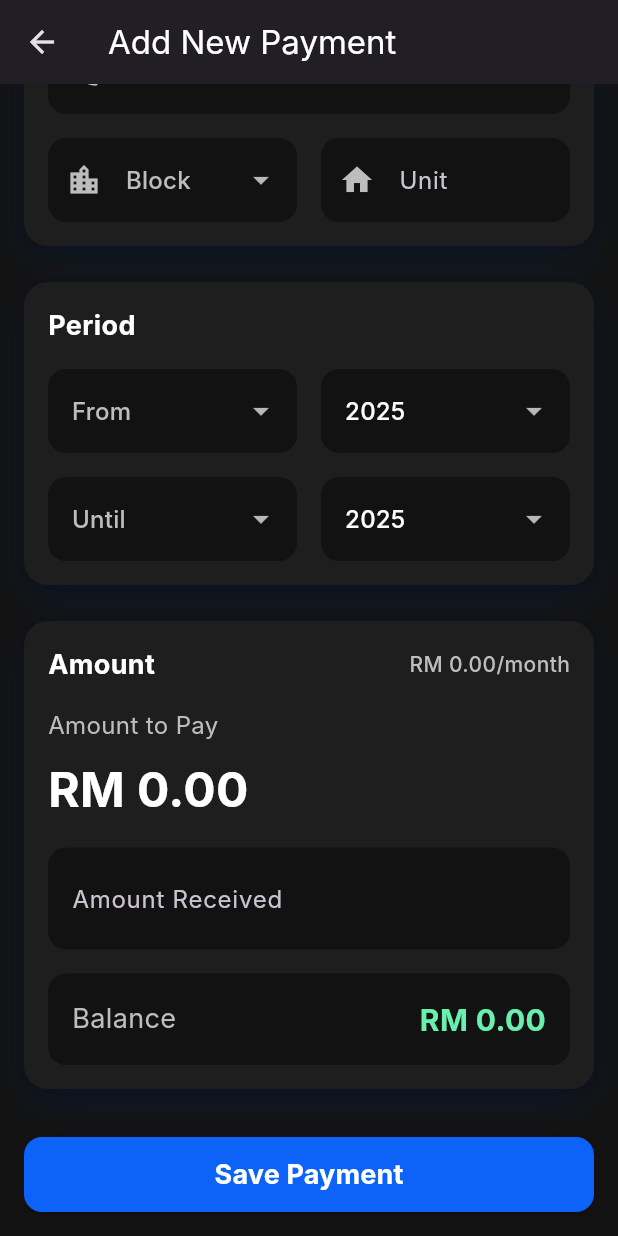
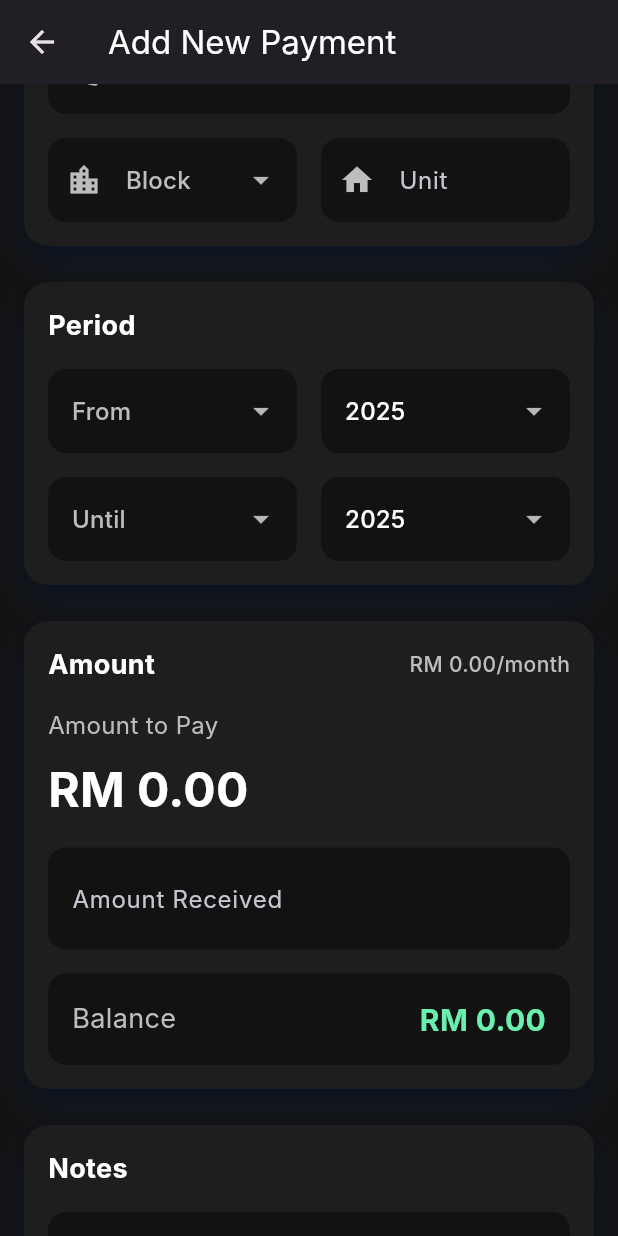
Before and after one commit to EhsanFadhli/KutipApp, a Flutter app: the AddPaymentPage screen opened directly, scrolled down 182 dp, on a phone screen of 412 x 824 dp. Run offline on Flutter 3.47's test engine with Material 3 defaults, Android fonts, the light colour scheme and no system bars; our stand-ins replace shared_preferences; accounts and stored records are empty; Roboto replaces fonts that are missing (Inter).

Commit message:
Added notes input field in the payment form.

```diff
--- a/lib/add_payment_page.dart
+++ b/lib/add_payment_page.dart
@@ -56,6 +56,7 @@ class _AddPaymentPageState extends State<AddPaymentPage> {
   String? _selectedBlock;
   final _unitController = TextEditingController();
   final _amountReceivedController = TextEditingController();
+  final _notesController = TextEditingController(); // Added notes controller
   String? _fromMonth;
   String? _untilMonth;
   String? _fromYear;
@@ -88,6 +89,7 @@ class _AddPaymentPageState extends State<AddPaymentPage> {
     _phoneController.dispose();
     _unitController.dispose();
     _amountReceivedController.dispose();
+    _notesController.dispose(); // Dispose notes controller
     super.dispose();
   }
 
@@ -158,6 +160,7 @@ class _AddPaymentPageState extends State<AddPaymentPage> {
         untilMonth: _untilMonth!,
         fromYear: _fromYear!,
         untilYear: _untilYear!,
+        notes: _notesController.text, // Save notes
       );
 
       final prefs = await SharedPreferences.getInstance();
@@ -206,6 +209,7 @@ class _AddPaymentPageState extends State<AddPaymentPage> {
                     controller: _nameController,
                     icon: Icons.person,
                     textCapitalization: TextCapitalization.words,
+                    isMandatory: true,
                   ),
                   const SizedBox(height: 16),
                   _buildTextField(
@@ -217,6 +221,7 @@ class _AddPaymentPageState extends State<AddPaymentPage> {
                       FilteringTextInputFormatter.digitsOnly,
                       PhoneNumberInputFormatter(),
                     ],
+                    isMandatory: true,
                   ),
                   const SizedBox(height: 16),
                   Row(
@@ -232,6 +237,7 @@ class _AddPaymentPageState extends State<AddPaymentPage> {
                           inputFormatters: [
                             FilteringTextInputFormatter.digitsOnly,
                           ],
+                          isMandatory: true,
                         ),
                       ),
                     ],
@@ -263,6 +269,18 @@ class _AddPaymentPageState extends State<AddPaymentPage> {
                   ),
                   const SizedBox(height: 16),
                   _buildBalanceDisplay(),
+                ],
+              ),
+               const SizedBox(height: 24),
+              _buildSectionCard(
+                title: 'Notes',
+                children: [
+                  _buildTextField(
+                    label: 'Notes (Optional)',
+                    controller: _notesController,
+                    icon: Icons.note,
+                    isMandatory: false, // Make notes optional
+                  ),
                 ],
               ),
               const SizedBox(height: 32),
@@ -327,6 +345,7 @@ class _AddPaymentPageState extends State<AddPaymentPage> {
     TextInputType? keyboardType,
     List<TextInputFormatter>? inputFormatters,
     TextCapitalization textCapitalization = TextCapitalization.none,
+    bool isMandatory = true, // Add isMandatory flag
   }) {
     return TextFormField(
       controller: controller,
@@ -344,7 +363,7 @@ class _AddPaymentPageState extends State<AddPaymentPage> {
         ),
       ),
       validator: (value) {
-        if (value == null || value.isEmpty) {
+        if (isMandatory && (value == null || value.isEmpty)) {
           return 'Please enter a $label';
         }
         return null;
--- a/lib/payment_model.dart
+++ b/lib/payment_model.dart
@@ -13,6 +13,7 @@ class Payment {
   String untilMonth;
   String fromYear;
   String untilYear;
+  String notes;
 
   Payment({
     required this.name,
@@ -27,6 +28,7 @@ class Payment {
     required this.untilMonth,
     required this.fromYear,
     required this.untilYear,
+    this.notes = '',
   });
 
   Map<String, dynamic> toMap() {
@@ -43,6 +45,7 @@ class Payment {
       'untilMonth': untilMonth,
       'fromYear': fromYear,
       'untilYear': untilYear,
+      'notes': notes,
     };
   }
 
@@ -62,6 +65,7 @@ class Payment {
       untilMonth: map['untilMonth']?.toString() ?? '',
       fromYear: map['fromYear']?.toString() ?? '',
       untilYear: map['untilYear']?.toString() ?? '',
+      notes: map['notes']?.toString() ?? '',
     );
   }
 
--- a/lib/ui/widgets.dart
+++ b/lib/ui/widgets.dart
@@ -285,6 +285,12 @@ class PaymentDetailsContent extends StatelessWidget {
             label: 'Period',
             value: formatPeriod(payment),
           ),
+          if (payment.notes.isNotEmpty)
+            _buildDetailRow(
+              icon: Icons.note,
+              label: 'Notes',
+              value: payment.notes,
+            ),
           const Divider(color: kSubtleText, height: 32),
           _buildAmountRow(
             label: 'Amount Paid',
```
Also changed, not shown: 1 other file.
